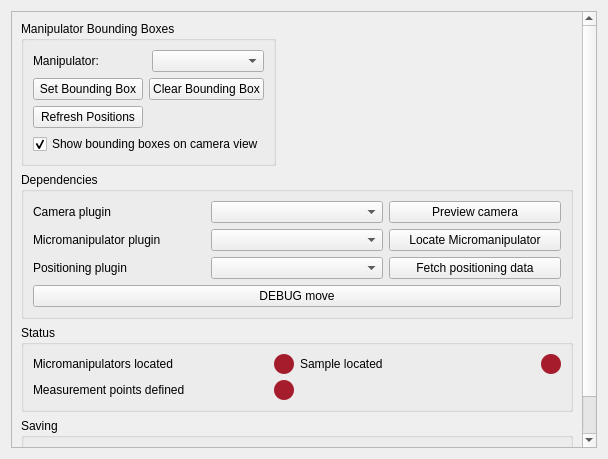
The window that plugins/affineMove/affinemove_Settings.ui (pyIVLS/pyIVLS) describes before a commit, drawn with Qt 5.
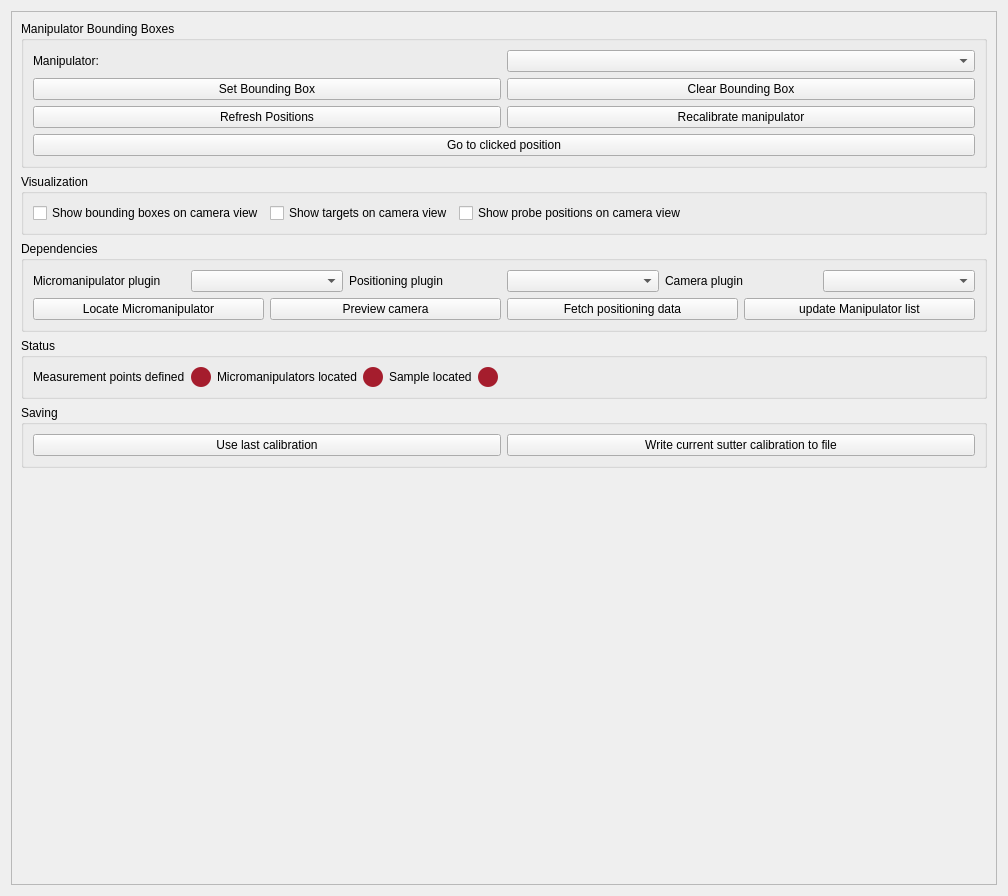
The same window after the commit.

```diff
--- a/plugins/affineMove/affinemove_Settings.ui
+++ b/plugins/affineMove/affinemove_Settings.ui
@@ -6,8 +6,8 @@
    <rect>
     <x>0</x>
     <y>0</y>
-    <width>608</width>
-    <height>459</height>
+    <width>1008</width>
+    <height>896</height>
    </rect>
   </property>
   <property name="sizePolicy">
@@ -29,14 +29,17 @@
       <property name="geometry">
        <rect>
         <x>0</x>
-        <y>-2</y>
-        <width>574</width>
-        <height>804</height>
+        <y>0</y>
+        <width>988</width>
+        <height>876</height>
        </rect>
       </property>
       <layout class="QGridLayout" name="gridLayout_3">
        <item row="8" column="0">
         <spacer name="verticalSpacer">
+         <property name="orientation">
+          <enum>Qt::Orientation::Vertical</enum>
+         </property>
          <property name="sizeHint" stdset="0">
           <size>
            <width>20</width>
@@ -50,9 +53,18 @@
          <property name="title">
           <string>Status</string>
          </property>
-         <layout class="QGridLayout" name="gridLayout_2">
-          <item row="0" column="1">
-           <widget class="QLabel" name="mmIndicator">
+         <layout class="QHBoxLayout" name="horizontalLayout_5">
+          <item>
+           <layout class="QHBoxLayout" name="horizontalLayout_3">
+            <item>
+             <widget class="QLabel" name="pointsStatus">
+              <property name="text">
+               <string>Measurement points defined</string>
+              </property>
+             </widget>
+            </item>
+            <item>
+             <widget class="QLabel" name="pointsIndicator">
             <property name="maximumSize">
              <size>
               <width>20</width>
@@ -70,15 +82,19 @@
             </property>
            </widget>
           </item>
-          <item row="0" column="0">
+           </layout>
+          </item>
+          <item>
+           <layout class="QHBoxLayout" name="horizontalLayout">
+            <item>
            <widget class="QLabel" name="mmStatus">
             <property name="text">
              <string>Micromanipulators located</string>
             </property>
            </widget>
           </item>
-          <item row="2" column="1">
-           <widget class="QLabel" name="pointsIndicator">
+            <item>
+             <widget class="QLabel" name="mmIndicator">
             <property name="maximumSize">
              <size>
               <width>20</width>
@@ -96,21 +112,18 @@
             </property>
            </widget>
           </item>
-          <item row="0" column="2">
+           </layout>
+          </item>
+          <item>
+           <layout class="QHBoxLayout" name="horizontalLayout_2">
+            <item>
            <widget class="QLabel" name="sampleStatus">
             <property name="text">
              <string>Sample located</string>
             </property>
            </widget>
           </item>
-          <item row="2" column="0">
-           <widget class="QLabel" name="pointsStatus">
-            <property name="text">
-             <string>Measurement points defined</string>
-            </property>
-           </widget>
-          </item>
-          <item row="0" column="3">
+            <item>
            <widget class="QLabel" name="sampleIndicator">
             <property name="maximumSize">
              <size>
@@ -130,6 +143,21 @@
            </widget>
           </item>
          </layout>
+          </item>
+          <item>
+           <spacer name="horizontalSpacer">
+            <property name="orientation">
+             <enum>Qt::Orientation::Horizontal</enum>
+            </property>
+            <property name="sizeHint" stdset="0">
+             <size>
+              <width>40</width>
+              <height>20</height>
+             </size>
+            </property>
+           </spacer>
+          </item>
+         </layout>
         </widget>
        </item>
        <item row="4" column="0" colspan="3">
@@ -137,76 +165,96 @@
          <property name="title">
           <string>Dependencies</string>
          </property>
-         <layout class="QGridLayout" name="gridLayout_4">
-          <item row="2" column="2">
-           <widget class="QPushButton" name="fetchMaskButton">
+         <layout class="QVBoxLayout" name="verticalLayout">
+          <item>
+           <layout class="QHBoxLayout" name="horizontalLayout_6">
+            <item>
+             <layout class="QHBoxLayout" name="mmlay">
+              <item>
+               <widget class="QLabel" name="label_2">
             <property name="text">
-             <string>Fetch positioning data</string>
+                 <string>Micromanipulator plugin</string>
             </property>
            </widget>
           </item>
-          <item row="0" column="2">
-           <widget class="QPushButton" name="previewButton">
-            <property name="text">
-             <string>Preview camera</string>
-            </property>
-           </widget>
-          </item>
-          <item row="0" column="0">
-           <widget class="QLabel" name="label">
-            <property name="text">
-             <string>Camera plugin</string>
-            </property>
-           </widget>
-          </item>
-          <item row="1" column="1">
+              <item>
            <widget class="QComboBox" name="micromanipulatorBox">
             <property name="placeholderText">
              <string>Micromanipulator</string>
             </property>
            </widget>
           </item>
-          <item row="1" column="2">
-           <widget class="QPushButton" name="findSutter">
+             </layout>
+            </item>
+            <item>
+             <layout class="QHBoxLayout" name="poslay">
+              <item>
+               <widget class="QLabel" name="label_3">
             <property name="text">
-             <string>Locate Micromanipulator</string>
+                 <string>Positioning plugin</string>
             </property>
            </widget>
           </item>
-          <item row="2" column="1">
+              <item>
            <widget class="QComboBox" name="positioningBox">
             <property name="placeholderText">
              <string>Positioning</string>
             </property>
            </widget>
           </item>
-          <item row="0" column="1">
+             </layout>
+            </item>
+            <item>
+             <layout class="QHBoxLayout" name="camlay">
+              <item>
+               <widget class="QLabel" name="label">
+                <property name="text">
+                 <string>Camera plugin</string>
+                </property>
+               </widget>
+              </item>
+              <item>
            <widget class="QComboBox" name="cameraBox">
             <property name="placeholderText">
              <string>Camera</string>
             </property>
            </widget>
           </item>
-          <item row="2" column="0">
-           <widget class="QLabel" name="label_3">
+             </layout>
+            </item>
+           </layout>
+          </item>
+          <item>
+           <layout class="QHBoxLayout" name="horizontalLayout_7">
+            <item>
+             <widget class="QPushButton" name="findSutter">
             <property name="text">
-             <string>Positioning plugin</string>
+               <string>Locate Micromanipulator</string>
             </property>
            </widget>
           </item>
-          <item row="1" column="0">
-           <widget class="QLabel" name="label_2">
+            <item>
+             <widget class="QPushButton" name="previewButton">
             <property name="text">
-             <string>Micromanipulator plugin</string>
+               <string>Preview camera</string>
             </property>
            </widget>
           </item>
-          <item row="3" column="0" colspan="3">
-           <widget class="QPushButton" name="debugButton">
+            <item>
+             <widget class="QPushButton" name="fetchMaskButton">
             <property name="text">
-             <string>DEBUG move</string>
-            </property>
-           </widget>
+               <string>Fetch positioning data</string>
+              </property>
+             </widget>
+            </item>
+            <item>
+             <widget class="QPushButton" name="updateManipulatorsButton">
+              <property name="text">
+               <string>update Manipulator list</string>
+              </property>
+             </widget>
+            </item>
+           </layout>
           </item>
          </layout>
         </widget>
@@ -234,7 +282,7 @@
          </layout>
         </widget>
        </item>
-       <item row="0" column="0">
+       <item row="0" column="0" colspan="3">
         <widget class="QGroupBox" name="boundingBoxGroupBox">
          <property name="title">
           <string>Manipulator Bounding Boxes</string>
@@ -290,18 +338,71 @@
               </property>
              </widget>
             </item>
+            <item row="1" column="1">
+             <widget class="QPushButton" name="recalibrateManipulatorButton">
+              <property name="toolTip">
+               <string>Recalibrate selected manipulator</string>
+              </property>
+              <property name="text">
+               <string>Recalibrate manipulator</string>
+              </property>
+             </widget>
+            </item>
            </layout>
           </item>
+          <item>
+           <widget class="QPushButton" name="goToClickButton">
+            <property name="text">
+             <string>Go to clicked position</string>
+            </property>
+           </widget>
+          </item>
+         </layout>
+        </widget>
+       </item>
+       <item row="1" column="0" colspan="3">
+        <widget class="QGroupBox" name="groupBox_4">
+         <property name="title">
+          <string>Visualization</string>
+         </property>
+         <layout class="QHBoxLayout" name="horizontalLayout_8">
           <item>
            <widget class="QCheckBox" name="showBoundingBoxesCheckBox">
             <property name="text">
              <string>Show bounding boxes on camera view</string>
             </property>
             <property name="checked">
-             <bool>true</bool>
+             <bool>false</bool>
             </property>
            </widget>
           </item>
+          <item>
+           <widget class="QCheckBox" name="showTargetsCheckBox">
+            <property name="text">
+             <string>Show targets on camera view</string>
+            </property>
+           </widget>
+          </item>
+          <item>
+           <widget class="QCheckBox" name="showPositionsCheckBox">
+            <property name="text">
+             <string>Show probe positions on camera view</string>
+            </property>
+           </widget>
+          </item>
+          <item>
+           <spacer name="horizontalSpacer_2">
+            <property name="orientation">
+             <enum>Qt::Orientation::Horizontal</enum>
+            </property>
+            <property name="sizeHint" stdset="0">
+             <size>
+              <width>291</width>
+              <height>20</height>
+             </size>
+            </property>
+           </spacer>
+          </item>
          </layout>
         </widget>
        </item>
```
Lines whose indentation alone changed are shown as unchanged.
